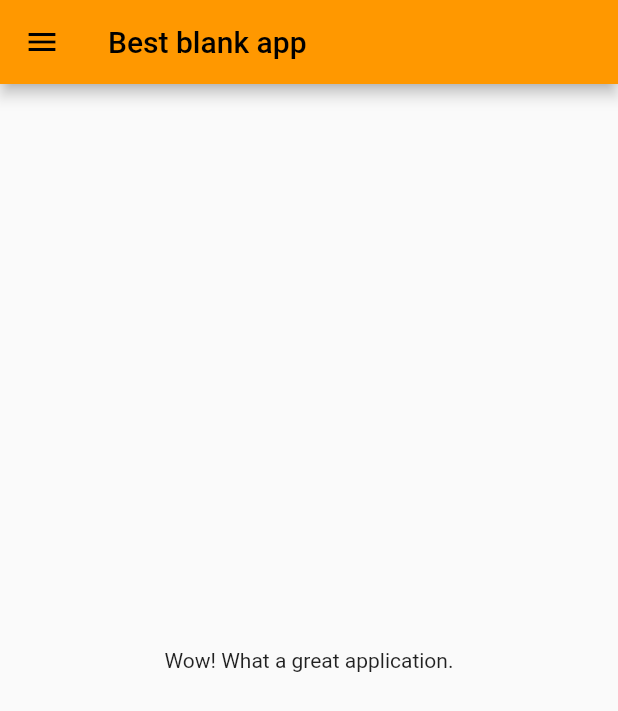
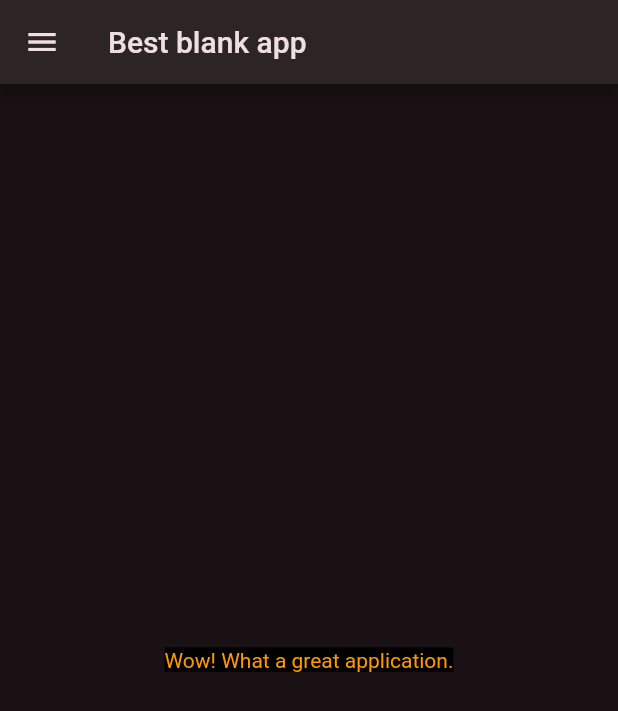
Before and after one commit to sinic46/base-app, a Flutter app: the screen it shows after launch, on a phone screen of 412 x 824 dp. Shown: the top 711 px of the screen. Run offline on Flutter 3.47's test engine with Material 2 defaults, Android fonts, the phone set to English and light mode, and no system bars; our stand-ins replace flutter_riverpod.

Commit message:
Themes chaning now implomented

```diff
--- a/base_app/lib/data/themes.dart
+++ b/base_app/lib/data/themes.dart
@@ -1,10 +1,44 @@
+import 'package:base_app/models/theme_pack.dart';
 import 'package:flutter/material.dart';
 
-class ThemesData {
+Map<String, ThemePack> themeMap = {
+  'Default': ThemePack(
+    name: 'Default',
+    lightTheme: ThemeData(
+      brightness: Brightness.light,
+      colorScheme: ColorScheme.fromSeed(seedColor: Colors.orange),
+      primaryColor: Colors.orange,
+      textTheme: const TextTheme(
+        bodyMedium: TextStyle(color: Colors.blue, backgroundColor: Colors.red),
+      ),
+    ),
+    darkTheme: ThemeData.from(
+      colorScheme: ColorScheme.fromSeed(
+        seedColor: Colors.black,
+        secondary: Colors.orange,
+        brightness: Brightness.dark,
+      ),
+      //brightness: Brightness.dark
+      textTheme: const TextTheme(
+        bodyMedium: TextStyle(color: Colors.orange, backgroundColor: Colors.black),
+      ),
+    ),
+  ),
+  'Alternate1': ThemePack(
+    name: 'Alternate1',
+    lightTheme: ThemeData(
+      brightness: Brightness.light,
+      colorScheme: ColorScheme.fromSeed(seedColor: Colors.green),
+    ),
+    darkTheme: ThemeData(
+        colorScheme: ColorScheme.fromSeed(
+          seedColor: Colors.green,
+          brightness: Brightness.dark,
+        ),
+        brightness: Brightness.dark),
+  ),
+};
 
-  final ThemeData defaultTheme = ThemeData(
-
-  );
 
 
 
@@ -19,4 +53,3 @@ class ThemesData {
   //   ),
     //'default dark': defaultTheme.
   // };
-}
--- a/base_app/lib/main.dart
+++ b/base_app/lib/main.dart
@@ -1,3 +1,6 @@
+import 'package:base_app/data/themes.dart';
+import 'package:base_app/models/setting.dart';
+import 'package:base_app/providers/settings_provider.dart';
 import 'package:base_app/screens/home_page.dart';
 import 'package:flutter/material.dart';
 import 'package:flutter_riverpod/flutter_riverpod.dart';
@@ -10,22 +13,20 @@ void main() {
   );
 }
 
-class MyApp extends StatelessWidget {
+class MyApp extends ConsumerWidget {
   const MyApp({super.key});
 
   // This widget is the root of your application.
   @override
-  Widget build(BuildContext context) {
+  Widget build(BuildContext context, WidgetRef ref) {
+    final BoolSetting darkmode = ref.watch(settingsProvider).firstWhere((setting) => setting.title == 'DarkMode') as BoolSetting;
+    final MultiChoiceSetting currentTheme = ref.watch(settingsProvider).firstWhere((setting) => setting.title == 'Theme') as MultiChoiceSetting;
+
     return MaterialApp(
       title: 'Flutter Demo',
-      theme: ThemeData(
-        brightness: Brightness.light,
-        primarySwatch: Colors.orange,
-      ),
-      darkTheme: ThemeData(
-        brightness: Brightness.dark,
-        primarySwatch: Colors.orange,
-      ),
+      theme: themeMap[currentTheme.value]!.lightTheme,
+      darkTheme: themeMap[currentTheme.value]!.darkTheme,
+      themeMode: darkmode.value ? ThemeMode.dark : ThemeMode.light,
       home: const Homepage(),
     );
   }
```
Also changed, not shown: base_app/lib/models/theme_pack.dart (added, +13 -0 lines), base_app/lib/providers/settings_provider.dart (+8 -0 lines), base_app/lib/widgets/theme_pack_dropdown.dart (added, +37 -0 lines).
